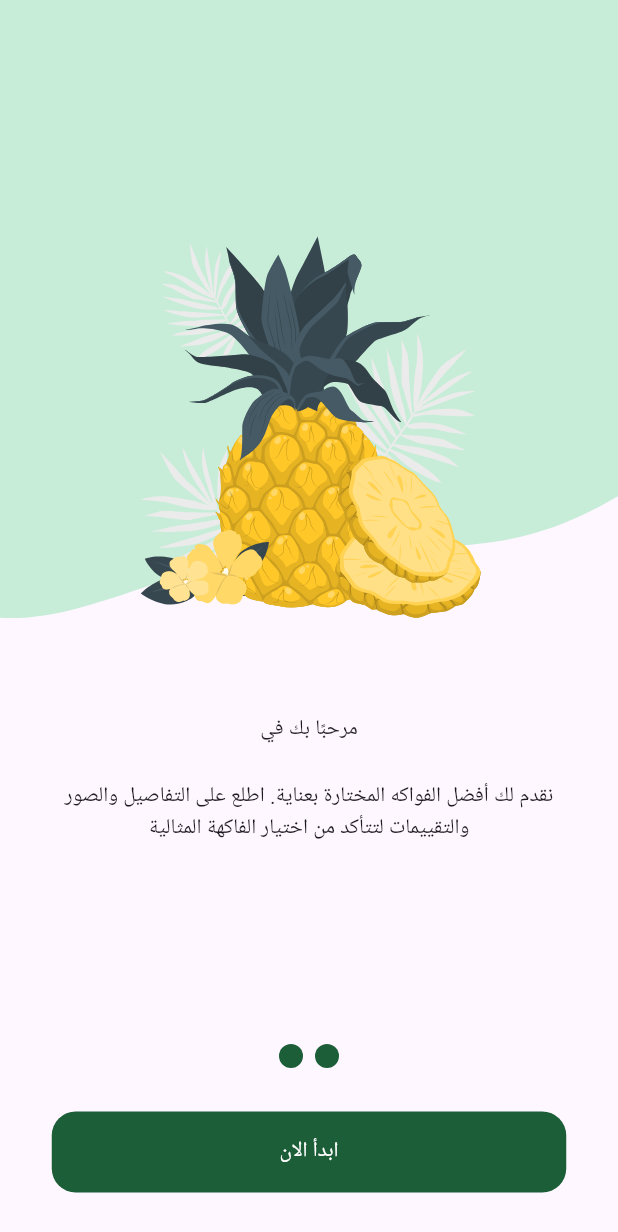
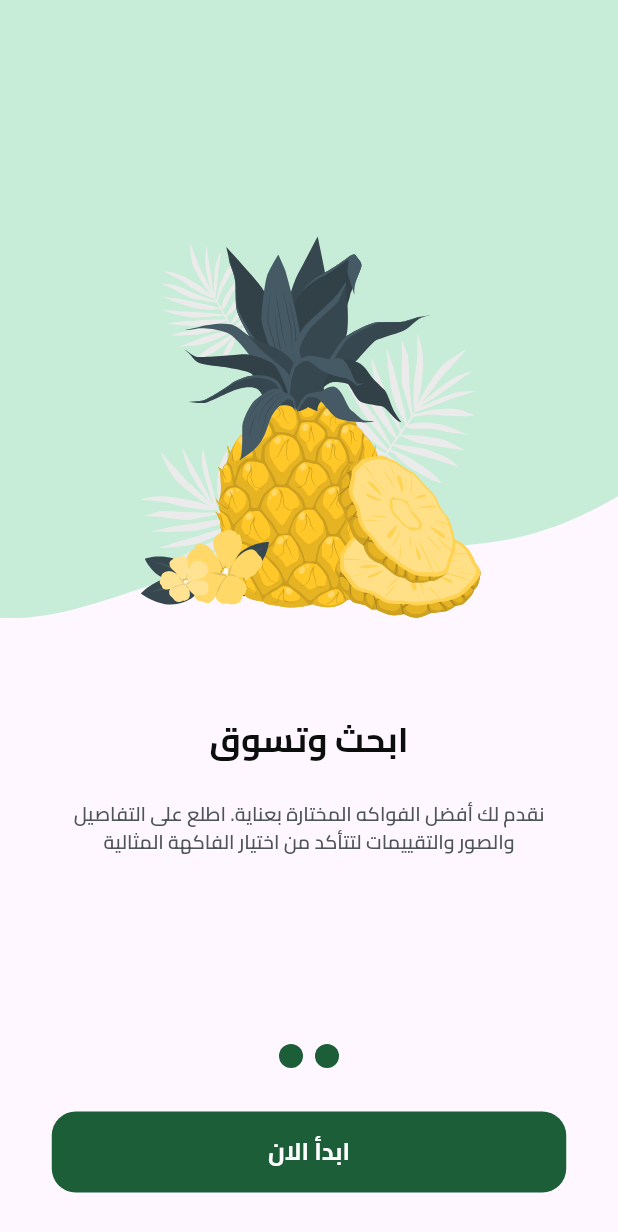
Before and after one commit to muhamednizar/fruits_hub, a Flutter app: the screen it shows after launch, swiped to page 2, on a phone screen of 412 x 824 dp. Shown: the top 1232 px of the screen. Run offline on Flutter 3.47's test engine with Material 3 defaults, Android fonts, the phone set to English and light mode, and no system bars; drawn by our look-alikes of smooth_page_indicator; our stand-ins replace flutter_svg, shared_preferences.

Commit message:
add_text_styles_on_boarding & splash logic done

```diff
--- a/lib/constants.dart
+++ b/lib/constants.dart
@@ -1 +1,2 @@
 const double kHorizontalPadding = 16;
+const String kisOnboardingSeen = 'isOnboardingSeen';
--- a/lib/core/helper_functions/on_generate_routes.dart
+++ b/lib/core/helper_functions/on_generate_routes.dart
@@ -1,4 +1,5 @@
 import 'package:flutter/material.dart';
+import 'package:fruits_hub/features/auth/login/presentation/views/login_view.dart';
 import 'package:fruits_hub/features/on_boarding/presentation/views/on_boarding_view.dart';
 import 'package:fruits_hub/features/splash/presentation/views/splash_view.dart';
 
@@ -9,6 +10,9 @@ Route<dynamic> OnGenerateRoutes(RouteSettings settings) {
 
         case OnBoardingView.routeName:
         return MaterialPageRoute(builder: (context) => const OnBoardingView(),);
+
+        case LoginView.routeName:
+        return MaterialPageRoute(builder: (context) => const LoginView(),);
     }
     return MaterialPageRoute(builder: (context) => const SplashView(),);
 }
--- a/lib/core/helper_functions/utils/app_colors.dart
+++ b/lib/core/helper_functions/utils/app_colors.dart
@@ -1,5 +1,7 @@
 import 'package:flutter/material.dart';
 
 abstract class AppColors {
+  static const Color blackColor =  Color(0xFF0C0D0D);
   static const Color primaryColor =  Color(0xFF1B5E37);
+  static const Color secondaryColor =  Color(0xFFF4A91F);
 }
--- /dev/null
+++ b/lib/core/helper_functions/utils/app_text_styles.dart
@@ -0,0 +1,56 @@
+import 'package:flutter/material.dart';
+
+abstract class TextStyles {
+  static const TextStyle bold23 = TextStyle(
+    fontWeight: FontWeight.bold,
+    fontSize: 23,
+  );
+  static const TextStyle semiBold13 = TextStyle(
+    fontWeight: FontWeight.w600,
+    fontSize: 13,
+  );
+  static const TextStyle regular13 = TextStyle(
+    fontWeight: FontWeight.normal,
+    fontSize: 13,
+  );
+  static const TextStyle bold16 = TextStyle(
+    fontWeight: FontWeight.bold,
+    fontSize: 16,
+  );
+  static const TextStyle bold19 = TextStyle(
+    fontWeight: FontWeight.bold,
+    fontSize: 19,
+  );
+  static const TextStyle semiBold16 = TextStyle(
+    fontWeight: FontWeight.w600,
+    fontSize: 16,
+  );
+  static const TextStyle bold28 = TextStyle(
+    fontWeight: FontWeight.bold,
+    fontSize: 28,
+  );
+  static const TextStyle regular22 = TextStyle(
+    fontWeight: FontWeight.normal,
+    fontSize: 22,
+  );
+  static const TextStyle semiBold11 = TextStyle(
+    fontWeight: FontWeight.w600,
+    fontSize: 11,
+  );
+  static const TextStyle medium15 = TextStyle(
+    fontWeight: FontWeight.w500,
+    fontSize: 15,
+  );
+  static const TextStyle regular26 = TextStyle(
+    fontWeight: FontWeight.normal,
+    fontSize: 26,
+  );
+  static const TextStyle regular16 = TextStyle(
+    fontWeight: FontWeight.normal,
+    fontSize: 16,
+  );
+  static const TextStyle regular11 = TextStyle(
+    fontWeight: FontWeight.normal,
+    fontSize: 11,
+  );
+}
--- a/lib/core/helper_functions/widgets/custom_button.dart
+++ b/lib/core/helper_functions/widgets/custom_button.dart
@@ -1,5 +1,6 @@
 import 'package:flutter/material.dart';
 import 'package:fruits_hub/core/helper_functions/utils/app_colors.dart';
+import 'package:fruits_hub/core/helper_functions/utils/app_text_styles.dart';
 
 class CustomButton extends StatelessWidget {
   const CustomButton({super.key, required this.text, required this.onPressed, required this.width,  this.height});
@@ -21,8 +22,8 @@ class CustomButton extends StatelessWidget {
           ),
         ),
         onPressed: onPressed,
-        child: Text(text,style: const TextStyle(color: Colors.white),)
-       ),
+        child: Text(text,style: TextStyles.bold16.copyWith(color: Colors.white),)
+      ),
     );
   }
 }
--- /dev/null
+++ b/lib/core/services/shared_preferences_singelton.dart
@@ -0,0 +1,15 @@
+import 'package:shared_preferences/shared_preferences.dart';
+
+class Prefs {
+  static late SharedPreferences _instance;
+  static Future<void>init() async {
+    _instance = await SharedPreferences.getInstance();
+  }
+  static setBool(String key, bool value) {
+    _instance.setBool(key, value);
+  }
+
+  static getBool(String key) {
+    return _instance.getBool(key) ?? false;
+  }
+}
--- /dev/null
+++ b/lib/features/auth/login/presentation/views/login_view.dart
@@ -0,0 +1,11 @@
+import 'package:flutter/material.dart';
+
+class LoginView extends StatelessWidget {
+  const LoginView({super.key});
+  static const String routeName = 'login';
+
+  @override
+  Widget build(BuildContext context) {
+    return const Placeholder();
+  }
+}
--- a/lib/features/on_boarding/presentation/views/widgets/on_boarding_page_view_body.dart
+++ b/lib/features/on_boarding/presentation/views/widgets/on_boarding_page_view_body.dart
@@ -1,6 +1,7 @@
 import 'package:flutter/material.dart';
 import 'package:fruits_hub/core/helper_functions/utils/app_colors.dart';
 import 'package:fruits_hub/core/helper_functions/utils/app_images.dart';
+import 'package:fruits_hub/core/helper_functions/utils/app_text_styles.dart';
 import 'package:fruits_hub/features/on_boarding/presentation/views/widgets/page_view_item.dart';
 
 class OnBoardingPageViewBody extends StatelessWidget {
@@ -14,7 +15,7 @@ class OnBoardingPageViewBody extends StatelessWidget {
     return PageView(
       controller: pageController,
 
-      children: const [
+      children:  [
         PageViewItem(
           isSkip: true,
             backgroundImage: AppImages.backgroundImageItem1,
@@ -22,17 +23,17 @@ class OnBoardingPageViewBody extends StatelessWidget {
             title: Row(
               mainAxisAlignment: MainAxisAlignment.center,
               children: [
-                Text('مرحبًا بك في'),
-                Text('HUB',style: TextStyle(fontWeight: FontWeight.bold,fontSize: 24,color: Color(0xFFF4A91F)),),
-                Text('Fruit',style: TextStyle(fontWeight: FontWeight.bold,fontSize: 24,color: AppColors.primaryColor),),
+                Text('مرحبًا بك في',style: TextStyles.bold23.copyWith(color: AppColors.blackColor)),
+                Text(' HUB',style: TextStyles.bold23.copyWith(color: AppColors.secondaryColor)),
+                Text('Fruit',style: TextStyles.bold23.copyWith(color: AppColors.primaryColor)),
               ],
             ),
             description: 'اكتشف تجربة تسوق فريدة مع FruitHUB. استكشف مجموعتنا الواسعة من الفواكه الطازجة الممتازة واحصل على أفضل العروض والجودة العالية.'),
-          PageViewItem(
+            PageViewItem(
             isSkip: false,
             backgroundImage: AppImages.backgroundImageItem2,
             image: AppImages.imageItem2,
-            title: Text('مرحبًا بك في'),
+            title: Text('ابحث وتسوق',style: TextStyles.bold23.copyWith(color: AppColors.blackColor)),
             description: 'نقدم لك أفضل الفواكه المختارة بعناية. اطلع على التفاصيل والصور والتقييمات لتتأكد من اختيار الفاكهة المثالية',),
             ],
 
--- a/lib/features/on_boarding/presentation/views/widgets/on_boarding_view_body.dart
+++ b/lib/features/on_boarding/presentation/views/widgets/on_boarding_view_body.dart
@@ -2,6 +2,8 @@ import 'package:flutter/material.dart';
 import 'package:fruits_hub/constants.dart';
 import 'package:fruits_hub/core/helper_functions/utils/app_colors.dart';
 import 'package:fruits_hub/core/helper_functions/widgets/custom_button.dart';
+import 'package:fruits_hub/core/services/shared_preferences_singelton.dart';
+import 'package:fruits_hub/features/auth/login/presentation/views/login_view.dart';
 import 'package:fruits_hub/features/on_boarding/presentation/views/widgets/on_boarding_page_view_body.dart';
 import 'package:smooth_page_indicator/smooth_page_indicator.dart';
 
@@ -61,7 +63,10 @@ class _OnBoardingViewBodyState extends State<OnBoardingViewBody> {
                 width: 343,
                 height: 54,
                 text: 'ابدأ الان',
-                onPressed: () {},
+                onPressed: () {
+                  Prefs.setBool(kisOnboardingSeen, true);
+                  Navigator.pushReplacementNamed(context, LoginView.routeName);
+                },
               ),
             ),
           )
--- a/lib/features/on_boarding/presentation/views/widgets/page_view_item.dart
+++ b/lib/features/on_boarding/presentation/views/widgets/page_view_item.dart
@@ -1,5 +1,9 @@
 import 'package:flutter/material.dart';
 import 'package:flutter_svg/svg.dart';
+import 'package:fruits_hub/constants.dart';
+import 'package:fruits_hub/core/helper_functions/utils/app_text_styles.dart';
+import 'package:fruits_hub/core/services/shared_preferences_singelton.dart';
+import 'package:fruits_hub/features/auth/login/presentation/views/login_view.dart';
 
 class PageViewItem extends StatelessWidget {
   final String backgroundImage;
@@ -38,9 +42,13 @@ class PageViewItem extends StatelessWidget {
                   ),
               Visibility(
                 visible: isSkip,
-                child: const Padding(
-                  padding: EdgeInsets.all(16),
-                  child: Text('تخطي'),
+                child:  Padding(
+                  padding: const EdgeInsets.all(16),
+                  child: GestureDetector(onTap: () {
+                    Prefs.setBool(kisOnboardingSeen, true);
+                    Navigator.pushReplacementNamed(context, LoginView.routeName);
+                  },
+                  child: Text('تخطي',style: TextStyles.semiBold13.copyWith(color: Colors.grey.shade500))),
                 ),
               ),
             ],
@@ -50,8 +58,8 @@ class PageViewItem extends StatelessWidget {
         title,
         const SizedBox(height: 24),
         Padding(
-          padding: const EdgeInsets.symmetric(horizontal: 16),
-          child: Text(description,textAlign: TextAlign.center,),
+          padding: const EdgeInsets.symmetric(horizontal: 37),
+          child: Text(description,textAlign: TextAlign.center,style: TextStyles.semiBold13.copyWith(color: const Color(0xFF4E5556))),
         ),
       ],
     );
--- a/lib/features/splash/presentation/views/widgets/splash_view_body.dart
+++ b/lib/features/splash/presentation/views/widgets/splash_view_body.dart
@@ -1,6 +1,9 @@
 import 'package:flutter/material.dart';
 import 'package:flutter_svg/svg.dart';
+import 'package:fruits_hub/constants.dart';
 import 'package:fruits_hub/core/helper_functions/utils/app_images.dart';
+import 'package:fruits_hub/core/services/shared_preferences_singelton.dart';
+import 'package:fruits_hub/features/auth/login/presentation/views/login_view.dart';
 import 'package:fruits_hub/features/on_boarding/presentation/views/on_boarding_view.dart';
 
 class SplashViewBody extends StatefulWidget {
@@ -37,8 +40,14 @@ class _SplashViewBodyState extends State<SplashViewBody> {
   }
 
   void executeNavigation() {
+    bool isOnboardingSeen = Prefs.getBool(kisOnboardingSeen);
     Future.delayed(const Duration(seconds: 2), () {
-      Navigator.pushReplacementNamed(context, OnBoardingView.routeName);
+      if(isOnboardingSeen) {
+        Navigator.pushReplacementNamed(context, LoginView.routeName);
+      }else{
+        Navigator.pushReplacementNamed(context, OnBoardingView.routeName);
+      }
+
     });
   }
 }
--- a/lib/main.dart
+++ b/lib/main.dart
@@ -1,8 +1,11 @@
 import 'package:flutter/material.dart';
 import 'package:flutter_localizations/flutter_localizations.dart';
 import 'package:fruits_hub/core/helper_functions/on_generate_routes.dart';
+import 'package:fruits_hub/core/services/shared_preferences_singelton.dart';
 import 'package:fruits_hub/features/splash/presentation/views/splash_view.dart';
-void main() {
+void main()async{
+  WidgetsFlutterBinding.ensureInitialized();
+  await Prefs.init();
   runApp(const FruitHub());
 }
 
@@ -11,16 +14,19 @@ class FruitHub extends StatelessWidget {
 
   @override
   Widget build(BuildContext context) {
-    return const MaterialApp(
-      home: SplashView(),
+    return  MaterialApp(
+      theme: ThemeData(
+        fontFamily: 'Cairo',
+      ),
+      home: const SplashView(),
       debugShowCheckedModeBanner: false,
       onGenerateRoute: OnGenerateRoutes,
       initialRoute: SplashView.routeName,
-      locale: Locale('ar'),
-      supportedLocales: [
+      locale: const Locale('ar'),
+      supportedLocales: const [
         Locale('ar'),
       ],
-      localizationsDelegates: [
+      localizationsDelegates: const [
         GlobalMaterialLocalizations.delegate,
         GlobalWidgetsLocalizations.delegate,
         GlobalCupertinoLocalizations.delegate,
```
Also changed, not shown: pubspec.yaml (+11 -11 lines), assets/fonts/Cairo-Bold.ttf (added), assets/fonts/Cairo-Medium.ttf (added), assets/fonts/Cairo-Regular.ttf (added), assets/fonts/Cairo-SemiBold.ttf (added), pubspec.lock, 1 other file.
